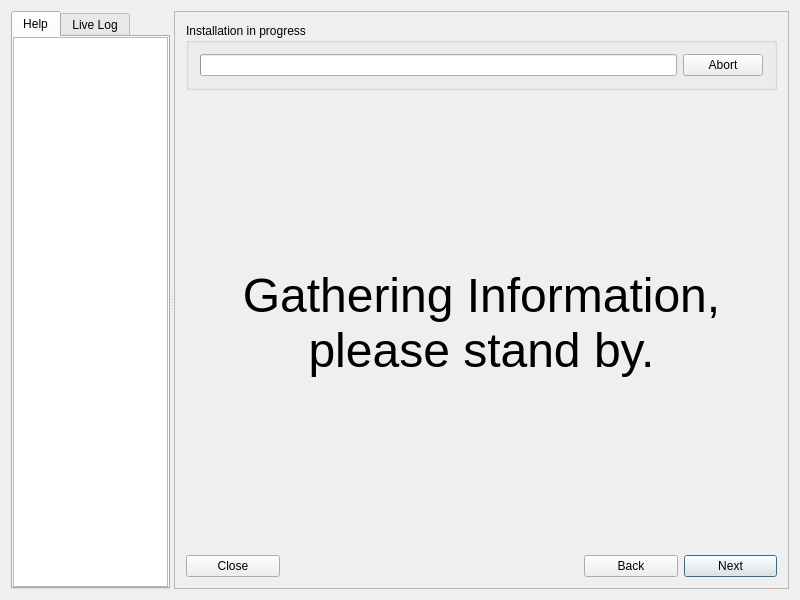
Old version of the form meinstall.ui in the repository gazelle-installer/gazelle-installer.
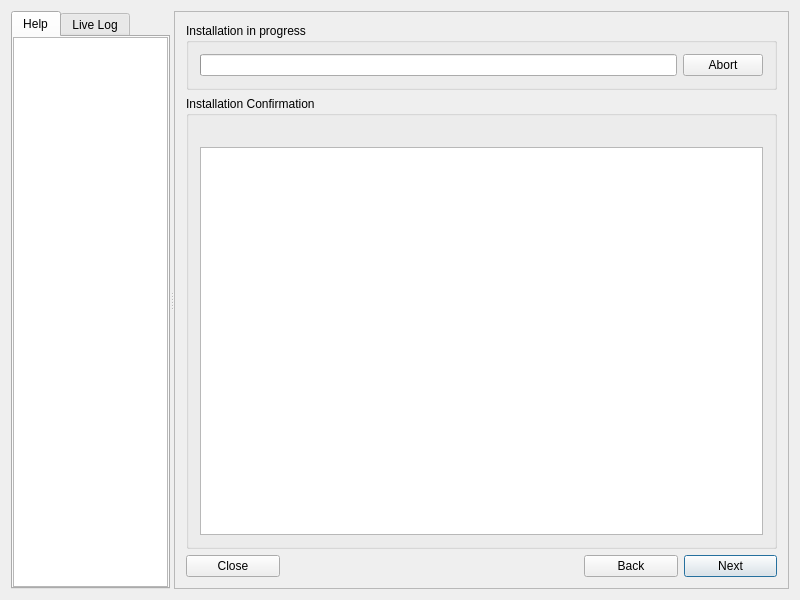
New version of the form. The open tabs and pages were chosen to show the change. Icons and pictures are not drawn. Custom widgets are drawn as their Qt base class.

Commit message: Action confirmation page.

The edit to the form file:
```diff
--- a/meinstall.ui
+++ b/meinstall.ui
@@ -793,6 +793,37 @@
            </item>
           </layout>
          </widget>
+         <widget class="QWidget" name="pageConfirm">
+          <layout class="QVBoxLayout" name="verticalLayout_2">
+           <property name="leftMargin">
+            <number>0</number>
+           </property>
+           <property name="topMargin">
+            <number>0</number>
+           </property>
+           <property name="rightMargin">
+            <number>0</number>
+           </property>
+           <property name="bottomMargin">
+            <number>0</number>
+           </property>
+           <item>
+            <widget class="QGroupBox" name="boxConfirm">
+             <property name="title">
+              <string>Installation Confirmation</string>
+             </property>
+             <layout class="QVBoxLayout" name="verticalLayout_3">
+              <item>
+               <widget class="QLabel" name="labelConfirm"/>
+              </item>
+              <item>
+               <widget class="QListWidget" name="listConfirm"/>
+              </item>
+             </layout>
+            </widget>
+           </item>
+          </layout>
+         </widget>
          <widget class="QWidget" name="pageBoot">
           <layout class="QGridLayout">
            <property name="leftMargin">
```
The commit also changes 4 other files.
